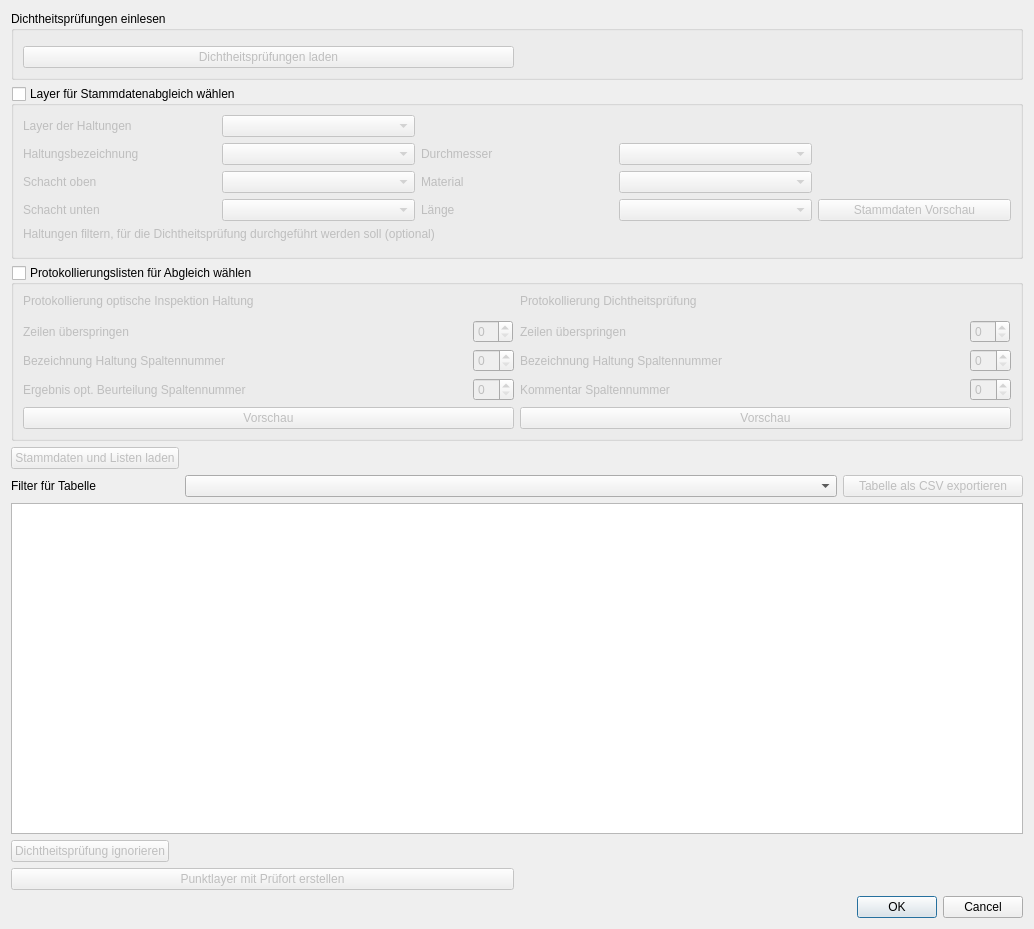
This is dp_checker_dialog_base.ui in a-matz/dp_checker as Qt 5 draws it before an edit. The edited form follows.
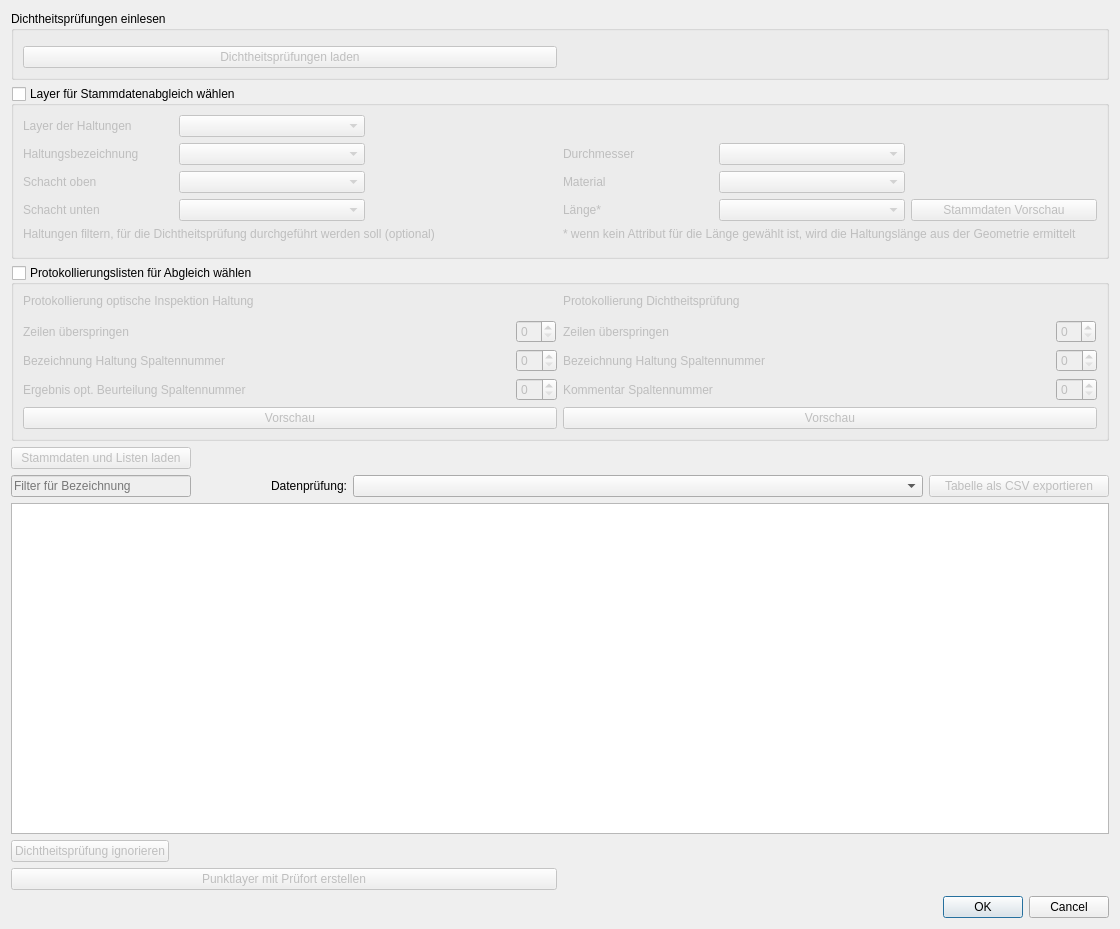
This is the edited form. Custom widgets are drawn as their Qt base class.

Commit message: add reach name filter

```diff
--- a/dp_checker_dialog_base.ui
+++ b/dp_checker_dialog_base.ui
@@ -6,7 +6,7 @@
    <rect>
     <x>0</x>
     <y>0</y>
-    <width>1034</width>
+    <width>1120</width>
     <height>929</height>
    </rect>
   </property>
@@ -55,6 +55,19 @@
       <bool>false</bool>
      </property>
      <layout class="QGridLayout" name="gridLayout">
+      <item row="1" column="3">
+       <widget class="QLabel" name="label_5">
+        <property name="maximumSize">
+         <size>
+          <width>150</width>
+          <height>16777215</height>
+         </size>
+        </property>
+        <property name="text">
+         <string>Durchmesser</string>
+        </property>
+       </widget>
+      </item>
       <item row="3" column="0">
        <widget class="QLabel" name="label_4">
         <property name="text">
@@ -62,6 +75,13 @@
         </property>
        </widget>
       </item>
+      <item row="4" column="3">
+       <widget class="QLabel" name="label_6">
+        <property name="text">
+         <string>Länge*</string>
+        </property>
+       </widget>
+      </item>
       <item row="3" column="1">
        <widget class="QgsFieldComboBox" name="combobox_vonSchacht">
         <property name="allowEmptyFieldName">
@@ -69,24 +89,51 @@
         </property>
        </widget>
       </item>
+      <item row="0" column="0">
+       <widget class="QLabel" name="label">
+        <property name="text">
+         <string>Layer der Haltungen</string>
+        </property>
+       </widget>
+      </item>
+      <item row="4" column="1">
+       <widget class="QgsFieldComboBox" name="combobox_bisSchacht">
+        <property name="allowEmptyFieldName">
+         <bool>true</bool>
+        </property>
+       </widget>
+      </item>
+      <item row="7" column="0" colspan="6">
+       <widget class="QgsFieldExpressionWidget" name="reach_expression"/>
+      </item>
+      <item row="3" column="4">
+       <widget class="QgsFieldComboBox" name="combobox_material">
+        <property name="allowEmptyFieldName">
+         <bool>true</bool>
+        </property>
+       </widget>
+      </item>
+      <item row="0" column="1">
+       <widget class="QgsMapLayerComboBox" name="combobox_maplayer">
+        <property name="allowEmptyLayer">
+         <bool>true</bool>
+        </property>
+       </widget>
+      </item>
       <item row="1" column="0">
        <widget class="QLabel" name="label_2">
+        <property name="maximumSize">
+         <size>
+          <width>150</width>
+          <height>16777215</height>
+         </size>
+        </property>
         <property name="text">
          <string>Haltungsbezeichnung</string>
         </property>
        </widget>
       </item>
-      <item row="7" column="0" colspan="5">
-       <widget class="QgsFieldExpressionWidget" name="reach_expression"/>
-      </item>
-      <item row="6" column="0" colspan="3">
-       <widget class="QLabel" name="label_17">
-        <property name="text">
-         <string>Haltungen filtern, für die Dichtheitsprüfung durchgeführt werden soll (optional)</string>
-        </property>
-       </widget>
-      </item>
-      <item row="4" column="4">
+      <item row="4" column="5">
        <widget class="QPushButton" name="button_load_base_data">
         <property name="enabled">
          <bool>false</bool>
@@ -106,20 +153,6 @@
         </property>
        </widget>
       </item>
-      <item row="4" column="1">
-       <widget class="QgsFieldComboBox" name="combobox_bisSchacht">
-        <property name="allowEmptyFieldName">
-         <bool>true</bool>
-        </property>
-       </widget>
-      </item>
-      <item row="0" column="1">
-       <widget class="QgsMapLayerComboBox" name="combobox_maplayer">
-        <property name="allowEmptyLayer">
-         <bool>true</bool>
-        </property>
-       </widget>
-      </item>
       <item row="1" column="1">
        <widget class="QgsFieldComboBox" name="combobox_haltungnr">
         <property name="allowEmptyFieldName">
@@ -127,55 +160,57 @@
         </property>
        </widget>
       </item>
-      <item row="1" column="2">
-       <widget class="QLabel" name="label_5">
-        <property name="text">
-         <string>Durchmesser</string>
-        </property>
-       </widget>
-      </item>
-      <item row="0" column="0">
-       <widget class="QLabel" name="label">
-        <property name="text">
-         <string>Layer der Haltungen</string>
-        </property>
-       </widget>
-      </item>
-      <item row="1" column="3">
+      <item row="1" column="4">
        <widget class="QgsFieldComboBox" name="combobox_dn">
         <property name="allowEmptyFieldName">
          <bool>true</bool>
         </property>
        </widget>
       </item>
-      <item row="3" column="3">
-       <widget class="QgsFieldComboBox" name="combobox_material">
-        <property name="allowEmptyFieldName">
-         <bool>true</bool>
-        </property>
-       </widget>
-      </item>
-      <item row="4" column="3">
+      <item row="4" column="4">
        <widget class="QgsFieldComboBox" name="combobox_laenge">
         <property name="allowEmptyFieldName">
          <bool>true</bool>
         </property>
        </widget>
       </item>
-      <item row="4" column="2">
-       <widget class="QLabel" name="label_6">
-        <property name="text">
-         <string>Länge</string>
-        </property>
-       </widget>
-      </item>
-      <item row="3" column="2">
+      <item row="3" column="3">
        <widget class="QLabel" name="label_7">
         <property name="text">
          <string>Material</string>
         </property>
        </widget>
       </item>
+      <item row="1" column="2">
+       <spacer name="horizontalSpacer_2">
+        <property name="orientation">
+         <enum>Qt::Horizontal</enum>
+        </property>
+        <property name="sizeType">
+         <enum>QSizePolicy::Maximum</enum>
+        </property>
+        <property name="sizeHint" stdset="0">
+         <size>
+          <width>70</width>
+          <height>20</height>
+         </size>
+        </property>
+       </spacer>
+      </item>
+      <item row="6" column="0" colspan="3">
+       <widget class="QLabel" name="label_17">
+        <property name="text">
+         <string>Haltungen filtern, für die Dichtheitsprüfung durchgeführt werden soll (optional)</string>
+        </property>
+       </widget>
+      </item>
+      <item row="6" column="3" colspan="3">
+       <widget class="QLabel" name="label_18">
+        <property name="text">
+         <string>* wenn kein Attribut für die Länge gewählt ist, wird die Haltungslänge aus der Geometrie ermittelt</string>
+        </property>
+       </widget>
+      </item>
      </layout>
     </widget>
    </item>
@@ -315,30 +350,14 @@
     </widget>
    </item>
    <item>
-    <layout class="QGridLayout" name="gridLayout_2" columnstretch="0,0,0">
+    <layout class="QGridLayout" name="gridLayout_2" columnstretch="0,0,0,0">
      <property name="topMargin">
       <number>0</number>
      </property>
-     <item row="1" column="2">
-      <widget class="QPushButton" name="button_csv_export">
-       <property name="enabled">
-        <bool>false</bool>
-       </property>
-       <property name="maximumSize">
-        <size>
-         <width>180</width>
-         <height>16777215</height>
-        </size>
-       </property>
-       <property name="text">
-        <string>Tabelle als CSV exportieren</string>
-       </property>
-      </widget>
-     </item>
-     <item row="1" column="1">
+     <item row="2" column="2">
       <widget class="QComboBox" name="combobox_filter"/>
      </item>
-     <item row="1" column="0">
+     <item row="2" column="1">
       <widget class="QLabel" name="label_16">
        <property name="maximumSize">
         <size>
@@ -346,12 +365,43 @@
          <height>16777215</height>
         </size>
        </property>
+       <property name="layoutDirection">
+        <enum>Qt::LeftToRight</enum>
+       </property>
        <property name="text">
-        <string>Filter für Tabelle</string>
+        <string>Datenprüfung:</string>
        </property>
+       <property name="alignment">
+        <set>Qt::AlignRight|Qt::AlignTrailing|Qt::AlignVCenter</set>
+       </property>
       </widget>
      </item>
-     <item row="0" column="0">
+     <item row="2" column="0">
+      <widget class="QLineEdit" name="filter_name">
+       <property name="enabled">
+        <bool>false</bool>
+       </property>
+       <property name="minimumSize">
+        <size>
+         <width>0</width>
+         <height>0</height>
+        </size>
+       </property>
+       <property name="maximumSize">
+        <size>
+         <width>180</width>
+         <height>16777215</height>
+        </size>
+       </property>
+       <property name="placeholderText">
+        <string>Filter für Bezeichnung</string>
+       </property>
+       <property name="clearButtonEnabled">
+        <bool>true</bool>
+       </property>
+      </widget>
+     </item>
+     <item row="1" column="0">
       <widget class="QPushButton" name="button_load_extras">
        <property name="enabled">
         <bool>false</bool>
@@ -361,6 +411,22 @@
        </property>
       </widget>
      </item>
+     <item row="2" column="3">
+      <widget class="QPushButton" name="button_csv_export">
+       <property name="enabled">
+        <bool>false</bool>
+       </property>
+       <property name="maximumSize">
+        <size>
+         <width>180</width>
+         <height>16777215</height>
+        </size>
+       </property>
+       <property name="text">
+        <string>Tabelle als CSV exportieren</string>
+       </property>
+      </widget>
+     </item>
     </layout>
    </item>
    <item>
```
Left out of the diff: 1 changed line with no effect on the pictures. The commit also changes 4 other files.
